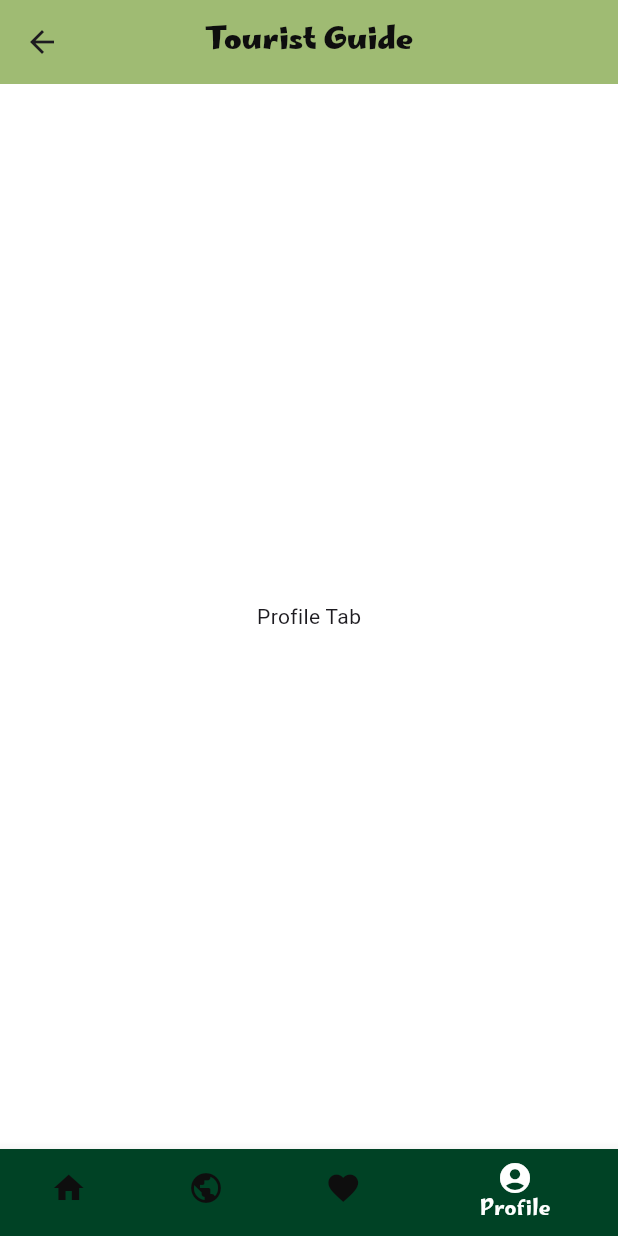
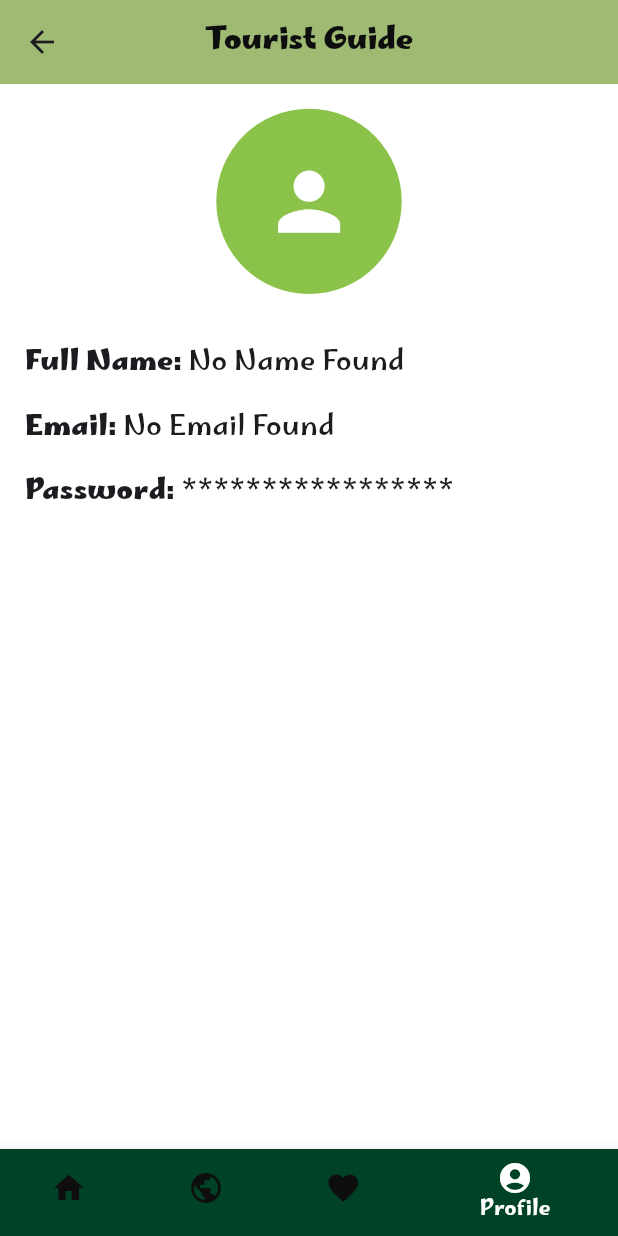
Before and after one commit to roaagawish/sprints_tourist_guide_app, a Flutter app: the screen it shows after launch, swiped to page 4, on a phone screen of 412 x 824 dp. Run offline on Flutter 3.47's test engine with Material 3 defaults, Android fonts, the phone set to English and light mode, and no system bars; our stand-ins replace lottie, shared_preferences.

Commit message:
gehad:profileTab done

```diff
--- a/lib/screens/03_home/taps/profile_tab.dart
+++ b/lib/screens/03_home/taps/profile_tab.dart
@@ -1,12 +1,107 @@
 import 'package:flutter/material.dart';
+import 'package:shared_preferences/shared_preferences.dart';
 
-class ProfileTab extends StatelessWidget {
+import '../../../resourses/styles_manager.dart';
+
+class ProfileTab extends StatefulWidget {
   const ProfileTab({super.key});
 
   @override
+  State<ProfileTab> createState() => _ProfileTabState();
+}
+
+class _ProfileTabState extends State<ProfileTab> {
+  String fullName = '';
+  String email = '';
+  String password = '';
+
+  @override
+  void initState() {
+    super.initState();
+    _loadUserData();
+  }
+
+  Future<void> _loadUserData() async {
+    final prefs = await SharedPreferences.getInstance();
+    setState(() {
+      fullName = prefs.getString('fullName') ?? 'No Name Found';
+      email = prefs.getString('email') ?? 'No Email Found';
+      password = prefs.getString('password') ?? 'No Password Found';
+    });
+  }
+
+  @override
   Widget build(BuildContext context) {
-    return Center(
-      child: Text('Profile Tab'),
+    final screenWidth = MediaQuery.of(context).size.width;
+    final screenHeight = MediaQuery.of(context).size.height;
+
+    return Scaffold(
+      backgroundColor: Colors.white,
+      body: Padding(
+        padding: EdgeInsets.all(screenWidth * 0.04),
+        child: Column(
+          crossAxisAlignment: CrossAxisAlignment.start,
+          children: [
+            Center(
+              child: CircleAvatar(
+                radius: screenWidth * 0.15,
+                backgroundColor: Colors.lightGreen,
+                child: Icon(
+                  Icons.person,
+                  size: screenWidth * 0.15,
+                  color: Colors.white,
+                ),
+              ),
+            ),
+            SizedBox(height: screenHeight * 0.03),
+            buildInfoTile(
+              'Full Name',
+              fullName,
+              fontSize: screenWidth * 0.045,
+            ),
+            buildInfoTile(
+              'Email',
+              email,
+              fontSize: screenWidth * 0.045,
+            ),
+            buildInfoTile(
+              'Password',
+              '*' * password.length,
+              fontSize: screenWidth * 0.045,
+            ),
+          ],
+        ),
+      ),
+    );
+  }
+
+  Widget buildInfoTile(String title, String value, {required double fontSize}) {
+    return Padding(
+      padding: const EdgeInsets.symmetric(vertical: 8.0),
+      child: Row(
+        children: [
+          Text(
+            '$title: ',
+            style: TextStyle(
+                fontSize: fontSize,
+                fontWeight: FontWeight.bold,
+                fontFamily: FontConstants.fontMarhey
+
+            ),
+          ),
+          Expanded(
+            child: Text(
+              value,
+              style: TextStyle(
+                  fontSize: fontSize,
+                fontFamily: FontConstants.fontMarhey
+
+              ),
+              overflow: TextOverflow.ellipsis,
+            ),
+          ),
+        ],
+      ),
     );
   }
 }
--- a/pubspec.yaml
+++ b/pubspec.yaml
@@ -36,6 +36,7 @@ dependencies:
   cupertino_icons: ^1.0.8
   provider: ^6.1.2
   lottie: ^3.3.0
+  shared_preferences: ^2.3.5
 
 dev_dependencies:
   flutter_test:
```
Also changed, not shown: pubspec.lock, 1 other file.
